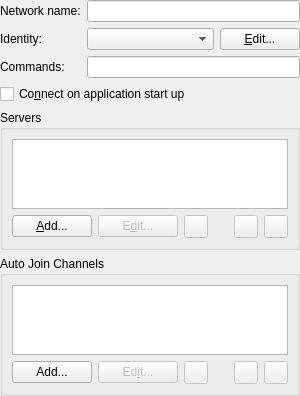
First picture: the form in src/irc/servergroupdialogui.ui, repository KDE/konversation, before the edit.
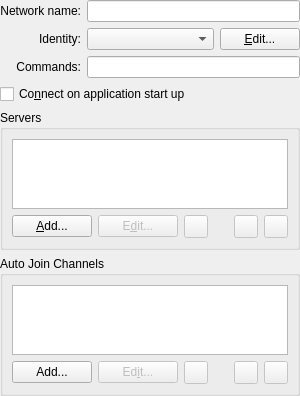
Second picture: the form after the edit. Custom widgets are drawn as their Qt base class.

Commit message:
HIG: Label alignment.
http://techbase.kde.org/Projects/Usability/HIG/Form_Label_Alignment

The edit to the form file:
```diff
--- a/src/irc/servergroupdialogui.ui
+++ b/src/irc/servergroupdialogui.ui
@@ -16,15 +16,12 @@
    </property>
    <item row="0" column="0">
     <widget class="QLabel" name="m_networkLabel">
-     <property name="sizePolicy">
-      <sizepolicy hsizetype="Maximum" vsizetype="Preferred">
-       <horstretch>0</horstretch>
-       <verstretch>0</verstretch>
-      </sizepolicy>
-     </property>
      <property name="text">
       <string>Network name:</string>
      </property>
+     <property name="alignment">
+      <set>Qt::AlignRight|Qt::AlignTrailing|Qt::AlignVCenter</set>
+     </property>
      <property name="wordWrap">
       <bool>false</bool>
      </property>
@@ -35,15 +32,12 @@
    </item>
    <item row="2" column="0">
     <widget class="QLabel" name="m_identityLabel">
-     <property name="sizePolicy">
-      <sizepolicy hsizetype="Maximum" vsizetype="Preferred">
-       <horstretch>0</horstretch>
-       <verstretch>0</verstretch>
-      </sizepolicy>
-     </property>
      <property name="text">
       <string>Identity:</string>
      </property>
+     <property name="alignment">
+      <set>Qt::AlignRight|Qt::AlignTrailing|Qt::AlignVCenter</set>
+     </property>
      <property name="wordWrap">
       <bool>false</bool>
      </property>
@@ -80,15 +74,12 @@
    </item>
    <item row="3" column="0">
     <widget class="QLabel" name="m_commandsLabel">
-     <property name="sizePolicy">
-      <sizepolicy hsizetype="Maximum" vsizetype="Preferred">
-       <horstretch>0</horstretch>
-       <verstretch>0</verstretch>
-      </sizepolicy>
-     </property>
      <property name="text">
       <string>Commands:</string>
      </property>
+     <property name="alignment">
+      <set>Qt::AlignRight|Qt::AlignTrailing|Qt::AlignVCenter</set>
+     </property>
      <property name="wordWrap">
       <bool>false</bool>
      </property>
```
The commit also changes 4 other files.
